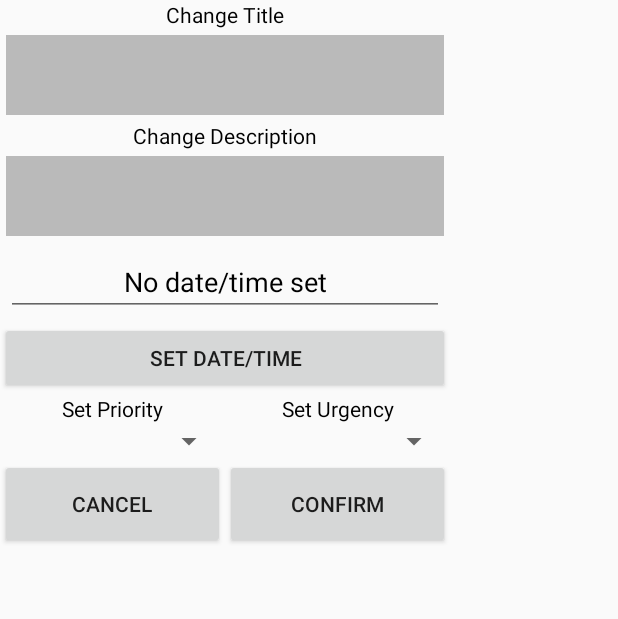
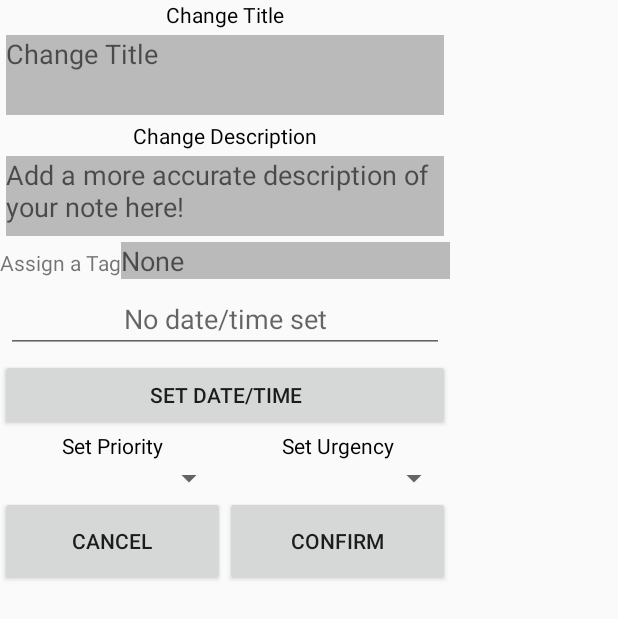
Before and after one commit to lalessio/321do, an Android app: the layout dialog_edit_note.xml on its own in the app's theme, with its tools: preview values and no code run, on a phone screen of 412 x 824 dp. Shown: the top 619 px of the screen. Run offline under Robolectric (Android 15) with nearby library versions, the phone set to English and light mode, and no system bars.

Commit message:
minor fixes

```diff
--- a/321do/app/src/main/java/com/alessio/luca/a321do/Note.java
+++ b/321do/app/src/main/java/com/alessio/luca/a321do/Note.java
@@ -138,8 +138,8 @@ public class Note {
     private void newNoteInitialization(){
         this.done = false;
         setStandardTime();
-        this.tag="none";
         this.description = new String();
+        this.tag= new String();
         this.importance = new Importance();
     }
     public String print() {
--- a/321do/app/src/main/res/layout/content_note.xml
+++ b/321do/app/src/main/res/layout/content_note.xml
@@ -18,7 +18,7 @@
         android:layout_width="match_parent"
         android:layout_height="match_parent"
         android:id="@+id/note_list_view"
-        tools:listitem="@layout/note_row"
+        tools:listitem="@layout/note_row_undone"
         android:layout_alignParentTop="true"
         android:layout_alignParentLeft="true"
         android:layout_alignParentStart="true" >
--- a/321do/app/src/main/res/layout/dialog_edit_note.xml
+++ b/321do/app/src/main/res/layout/dialog_edit_note.xml
@@ -4,50 +4,82 @@
     android:id="@+id/edit_note_layout"
     android:layout_height="fill_parent">
 <!-- TODO progettare gui modifica nota-->
+
+    <LinearLayout
+        android:orientation="vertical"
+        android:layout_width="match_parent"
+        android:layout_height="wrap_content">
+
         <TextView
             android:text="Change Title"
             android:id="@+id/textView1"
-        style="@style/genericTextView" />
+            style="@style/genericTextView"
+            android:layout_width="match_parent" />
 
         <EditText
             android:id="@+id/editText_title"
-        android:layout_width="fill_parent"
-        android:layout_height="53dp"
-        android:layout_margin="4dp"
-        android:background="@color/light_grey"
-        android:gravity="start"
-        android:textColor="@color/black"/>
-
-    <TextView
-        android:text="Change Description"
-        android:id="@+id/textView2"
-        style="@style/genericTextView" />
-
-    <EditText
-        android:layout_width="fill_parent"
+            android:layout_width="match_parent"
             android:layout_height="53dp"
             android:layout_margin="4dp"
             android:background="@color/light_grey"
             android:gravity="start"
             android:textColor="@color/black"
-        android:id="@+id/editText_description" />
+            android:hint="Change Title"/>
+
+    </LinearLayout>
+
+    <LinearLayout
+        android:orientation="vertical"
+        android:layout_width="match_parent"
+        android:layout_height="wrap_content">
+
+        <TextView
+            android:text="Change Description"
+            android:id="@+id/textView2"
+            style="@style/genericTextView"/>
+
+        <EditText
+            android:layout_width="match_parent"
+            android:layout_height="53dp"
+            android:layout_margin="4dp"
+            android:background="@color/light_grey"
+            android:gravity="start"
+            android:textColor="@color/black"
+            android:id="@+id/editText_description"
+            android:hint="Add a more accurate description of your note here!" />
+    </LinearLayout>
 
     <LinearLayout
         android:orientation="horizontal"
         android:layout_width="match_parent"
         android:layout_height="wrap_content">
 
+        <TextView
+            android:text="Assign a Tag"
+            android:id="@+id/textView5"
+            android:layout_width="wrap_content"
+            android:layout_height="wrap_content"/>
+
+        <EditText
+            android:layout_width="match_parent"
+            android:layout_height="wrap_content"
+            android:textColor="@color/black"
+            android:background="@color/light_grey"
+            android:id="@+id/editText_tag"
+            android:hint="None"/>
+
+    </LinearLayout>
+
     <LinearLayout
         android:orientation="vertical"
         android:layout_width="match_parent"
-            android:layout_height="match_parent"
-            android:layout_weight="1">
+        android:layout_height="wrap_content">
 
         <EditText
             android:layout_width="fill_parent"
             android:layout_height="wrap_content"
             android:layout_margin="4dp"
-                android:text="No date/time set"
+            android:hint="No date/time set"
             android:gravity="center"
             android:textColor="@color/black"
             android:id="@+id/editText_date" />
@@ -60,7 +92,7 @@
 
     </LinearLayout>
 
-    </LinearLayout>
+
 
     <LinearLayout
         android:orientation="horizontal"
--- a/321do/app/src/main/res/values/colors.xml
+++ b/321do/app/src/main/res/values/colors.xml
@@ -4,7 +4,7 @@
     <color name="colorPrimaryDark">@color/dark_grey</color>
     <color name="colorAccent">@color/black</color>
     <color name="dark_grey">#181818</color>
-    <color name="green">#00ff00</color>
+    <color name="green">#00cc00</color>
     <color name="white">#ffffff</color>
     <color name="red">#ff0000</color>
     <color name="light_grey">#bababa</color>
```
Also changed, not shown: 321do/app/src/main/java/com/alessio/luca/a321do/NoteActivity.java (+74 -72 lines), 321do/app/src/main/java/com/alessio/luca/a321do/NoteDBAdapter.java (+20 -7 lines). Lines whose indentation alone changed are shown as unchanged.
